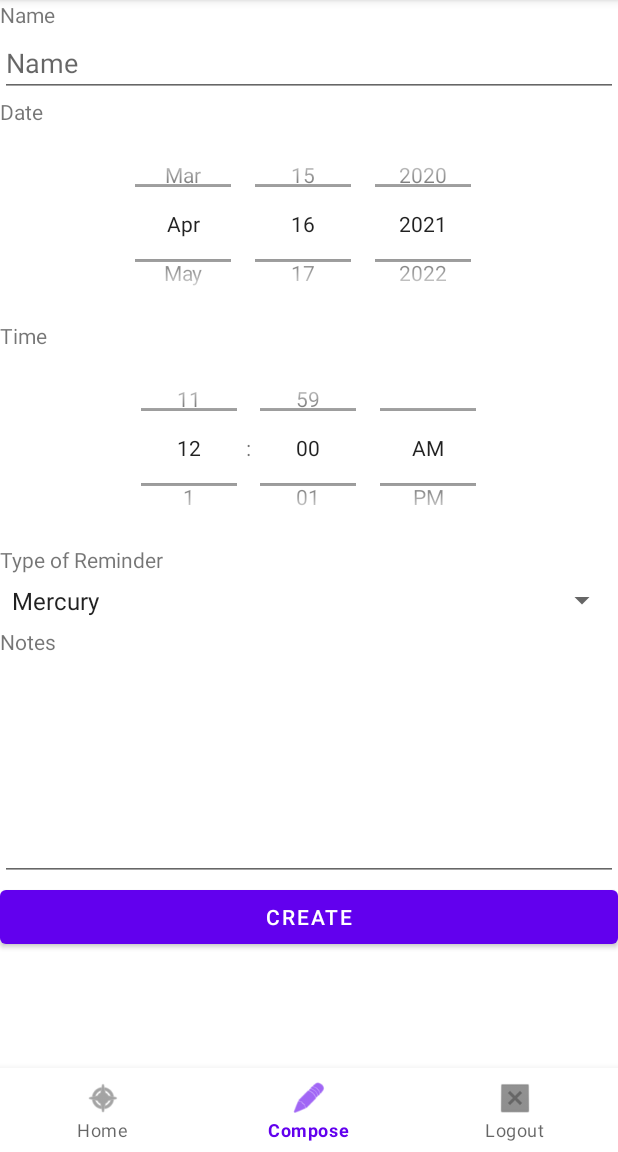
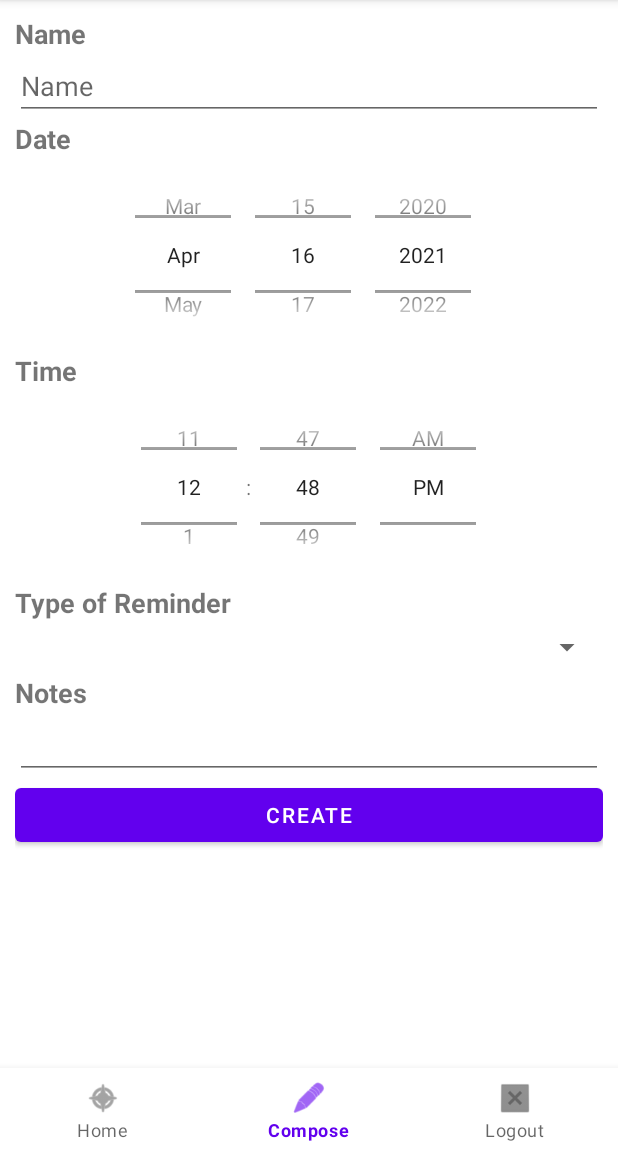
Before and after one commit to codpathin/selfcare-app, an Android app: the MainActivity screen opened directly, with no data from a screen before it, item 2 of the bottom bar chosen, on a phone screen of 412 x 824 dp, the part 84-1236 px from its top. Run offline under Robolectric (Android 15) with nearby library versions, the phone set to English and light mode, and no system bars.

Commit message:
converted compose activity -> fragment & updated layout

```diff
--- a/app/src/main/java/com/example/myapplication/ComposeActivity.java
+++ /dev/null
@@ -1,87 +0,0 @@
-package com.example.myapplication;
-
-import android.content.Intent;
-import android.os.Bundle;
-import android.util.Log;
-import android.view.LayoutInflater;
-import android.view.View;
-import android.view.ViewGroup;
-import android.widget.ArrayAdapter;
-import android.widget.Button;
-import android.widget.DatePicker;
-import android.widget.EditText;
-import android.widget.Spinner;
-import android.widget.TimePicker;
-import android.widget.Toast;
-
-import androidx.annotation.NonNull;
-import androidx.annotation.Nullable;
-import androidx.appcompat.app.AppCompatActivity;
-import androidx.fragment.app.Fragment;
-
-import java.io.File;
-
-public class ComposeActivity extends Fragment {
-
-    public static final String TAG = "ComposeActivity";
-    private EditText etName;
-    private DatePicker etDate;
-    private TimePicker etTime;
-    private EditText etNotes;
-    private Button btnCreate;
-
-
-    public View onCreateView(LayoutInflater inflater, ViewGroup container,
-                             Bundle savedInstanceState) {
-        View view = inflater.inflate(R.layout.activity_compose, container, false);
-
-        return view;
-    }
-
-    @Override
-    public void onViewCreated(@NonNull View view, @Nullable Bundle savedInstanceState) {
-        super.onViewCreated(view, savedInstanceState);
-        Spinner spinner = (Spinner) getView().findViewById(R.id.spinnerTask);
-        // Create an ArrayAdapter using the string array and a default spinner layout
-        ArrayAdapter<CharSequence> adapter = ArrayAdapter.createFromResource(this.getActivity(),
-                R.array.planets_array, android.R.layout.simple_spinner_item);
-        // Specify the layout to use when the list of choices appears
-        adapter.setDropDownViewResource(android.R.layout.simple_spinner_dropdown_item);
-        // Apply the adapter to the spinner
-        spinner.setAdapter(adapter);
-
-        etName = view.findViewById(R.id.etName);
-        etDate = view.findViewById(R.id.datePicker);
-        etTime = view.findViewById(R.id.timePicker);
-        etNotes = view.findViewById(R.id.etNotes);
-        btnCreate = view.findViewById(R.id.btnCreate);
-
-        etTime.setCurrentHour(0);
-        etTime.setCurrentMinute(0);
-
-        btnCreate.setOnClickListener(new View.OnClickListener() {
-            @Override
-            public void onClick(View v) {
-                String name = etName.getText().toString();
-                int date = etDate.getDayOfMonth();
-                int hour = etTime.getCurrentHour();
-                int min = etTime.getCurrentMinute();
-                String notes = etNotes.getText().toString();
-
-                if (name.isEmpty()) {
-                    Toast.makeText(getContext(), "Name cannot be empty", Toast.LENGTH_SHORT).show();
-                    return;
-                }
-
-                Reminder created = new Reminder(name, date, hour, min, notes);
-                Toast.makeText(getContext(), "Reminder created!", Toast.LENGTH_SHORT).show();
-                goMainActivity();
-            }
-        });
-    }
-
-    private void goMainActivity() {
-        Intent i = new Intent(getContext(), MainActivity.class);
-        startActivity(i);
-    }
-}
--- /dev/null
+++ b/app/src/main/java/com/example/myapplication/ComposeFragment.java
@@ -0,0 +1,65 @@
+package com.example.myapplication;
+
+import android.os.Bundle;
+import android.view.LayoutInflater;
+import android.view.View;
+import android.view.ViewGroup;
+import android.widget.Button;
+import android.widget.DatePicker;
+import android.widget.EditText;
+import android.widget.Spinner;
+import android.widget.TextView;
+import android.widget.TimePicker;
+import android.widget.Toast;
+
+import androidx.annotation.NonNull;
+import androidx.annotation.Nullable;
+import androidx.fragment.app.Fragment;
+
+public class ComposeFragment extends Fragment {
+    TextView tvName, tvDate, tvTime, tvType, tvNotes;
+    EditText etName, etNotes;
+    DatePicker datePicker;
+    TimePicker timePicker;
+    Spinner spinnerTask;
+    Button btnCreate;
+
+    public ComposeFragment() {
+        //rq'd empty public constructor
+    }
+
+    @Override
+    public View onCreateView(LayoutInflater inflater, ViewGroup container,
+                             Bundle savedInstanceState) {
+        // Inflate the layout for this fragment
+        return inflater.inflate(R.layout.fragment_compose, container, false);
+    }
+
+    @Override
+    public void onViewCreated(@NonNull View view, @Nullable Bundle savedInstanceState) {
+        super.onViewCreated(view, savedInstanceState);
+
+        //binding all elements in layout resrc file
+        tvName = getView().findViewById(R.id.tvName);
+        tvDate = getView().findViewById(R.id.tvDate);
+        tvTime = getView().findViewById(R.id.tvTime);
+        tvType = getView().findViewById(R.id.tvType);
+        tvNotes = getView().findViewById(R.id.tvNotes);
+        etName = getView().findViewById(R.id.etName);
+        etNotes = getView().findViewById(R.id.etNotes);
+        datePicker = getView().findViewById(R.id.datePicker);
+        timePicker = getView().findViewById(R.id.timePicker);
+        spinnerTask = getView().findViewById(R.id.spinnerTask);
+        btnCreate = getView().findViewById(R.id.btnCreate);
+
+        btnCreate.setOnClickListener(new View.OnClickListener(){
+            @Override
+            public void onClick(View v) {
+                //TODO: bind name, date, time, type, notes to reminder class
+                //TODO: send reminder to be added to list of reminders
+                //TODO: create notification based on reminder
+                Toast.makeText(getContext(), "Reminder created!",Toast.LENGTH_SHORT).show();
+            }
+        });
+    }
+}
--- a/app/src/main/java/com/example/myapplication/MainActivity.java
+++ b/app/src/main/java/com/example/myapplication/MainActivity.java
@@ -56,7 +56,7 @@ public class MainActivity extends AppCompatActivity {
                         fragment = new CalendarFragment();
                         break;
                     case R.id.action_compose:
-                        fragment = new ComposeActivity();
+                        fragment = new ComposeFragment();
                         break;
                     /*case R.id.action_music:
                         // do something here
--- a/app/src/main/res/layout/activity_compose.xml
+++ b/app/src/main/res/layout/fragment_compose.xml
@@ -6,18 +6,21 @@
 
     <ScrollView
         android:layout_width="match_parent"
-        android:layout_height="match_parent">
+        android:layout_height="match_parent"
+        android:padding="10sp">
 
         <LinearLayout
             android:layout_width="match_parent"
             android:layout_height="wrap_content"
-            android:orientation="vertical" >
+            android:orientation="vertical">
 
             <TextView
-                android:id="@+id/textView"
+                android:id="@+id/tvName"
                 android:layout_width="match_parent"
                 android:layout_height="wrap_content"
-                android:text="Name" />
+                android:text="Name"
+                android:textSize="18sp"
+                android:textStyle="bold" />
 
             <EditText
                 android:id="@+id/etName"
@@ -28,10 +31,12 @@
                 android:inputType="textPersonName" />
 
             <TextView
-                android:id="@+id/textView2"
+                android:id="@+id/tvDate"
                 android:layout_width="match_parent"
                 android:layout_height="wrap_content"
-                android:text="Date" />
+                android:text="Date"
+                android:textSize="18sp"
+                android:textStyle="bold" />
 
             <DatePicker
                 android:id="@+id/datePicker"
@@ -41,10 +46,12 @@
                 android:datePickerMode="spinner" />
 
             <TextView
-                android:id="@+id/textView3"
+                android:id="@+id/tvTime"
                 android:layout_width="match_parent"
                 android:layout_height="wrap_content"
-                android:text="Time" />
+                android:text="Time"
+                android:textSize="18sp"
+                android:textStyle="bold" />
 
             <TimePicker
                 android:id="@+id/timePicker"
@@ -53,10 +60,12 @@
                 android:timePickerMode="spinner" />
 
             <TextView
-                android:id="@+id/textView8"
+                android:id="@+id/tvType"
                 android:layout_width="match_parent"
                 android:layout_height="wrap_content"
-                android:text="Type of Reminder" />
+                android:text="Type of Reminder"
+                android:textSize="18sp"
+                android:textStyle="bold" />
 
             <Spinner
                 android:id="@+id/spinnerTask"
@@ -64,10 +73,17 @@
                 android:layout_height="35sp" />
 
             <TextView
-                android:id="@+id/textView10"
+                android:id="@+id/tvNotes"
                 android:layout_width="match_parent"
                 android:layout_height="wrap_content"
-                android:text="Notes" />
+                android:text="Notes"
+                android:textSize="18sp"
+                android:textStyle="bold" />
+
+            <ScrollView
+                android:id="@+id/sv"
+                android:layout_width="match_parent"
+                android:layout_height="wrap_content">
 
                 <EditText
                     android:id="@+id/etNotes"
@@ -76,6 +92,7 @@
                     android:ems="10"
                     android:gravity="start|top"
                     android:inputType="textMultiLine" />
+            </ScrollView>
 
             <Button
                 android:id="@+id/btnCreate"
```
Lines whose indentation alone changed are shown as unchanged.
